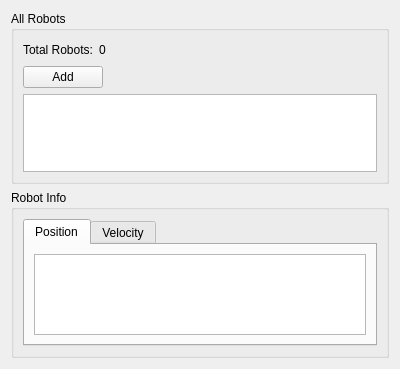
This is prj/src/logistic_system/ui/RobotInfoWidget.ui in ZbigniewLogisticsINC/Projekt as Qt 5 draws it before an edit. The edited form follows.
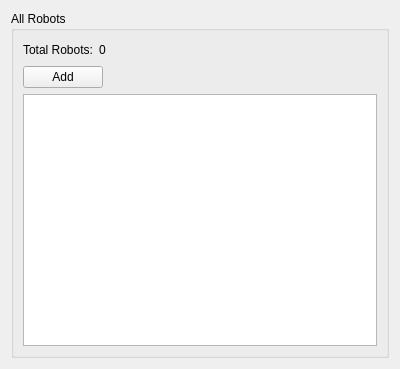
This is the edited form.

Diff of the .ui file:
```diff
--- a/prj/src/logistic_system/ui/RobotInfoWidget.ui
+++ b/prj/src/logistic_system/ui/RobotInfoWidget.ui
@@ -77,41 +77,10 @@
           </item>
          </layout>
         </item>
-        <item>
-         <widget class="QTableView" name="tableView"/>
-        </item>
        </layout>
       </item>
-     </layout>
-    </widget>
-   </item>
-   <item>
-    <widget class="QGroupBox" name="groupBox_2">
-     <property name="title">
-      <string>Robot Info</string>
-     </property>
-     <layout class="QHBoxLayout" name="horizontalLayout_3">
       <item>
-       <widget class="QTabWidget" name="Position">
-        <property name="currentIndex">
-         <number>0</number>
-        </property>
-        <widget class="QWidget" name="tab">
-         <attribute name="title">
-          <string>Position</string>
-         </attribute>
-         <layout class="QVBoxLayout" name="verticalLayout_4">
-          <item>
-           <widget class="QTableView" name="tableView_2"/>
-          </item>
-         </layout>
-        </widget>
-        <widget class="QWidget" name="tab_2">
-         <attribute name="title">
-          <string>Velocity</string>
-         </attribute>
-        </widget>
-       </widget>
+       <widget class="QTableView" name="tableView"/>
       </item>
      </layout>
     </widget>
```
